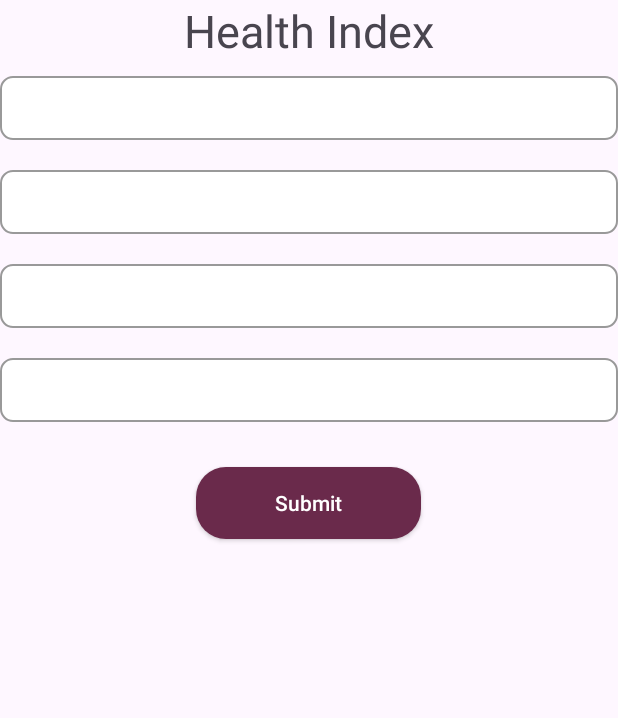
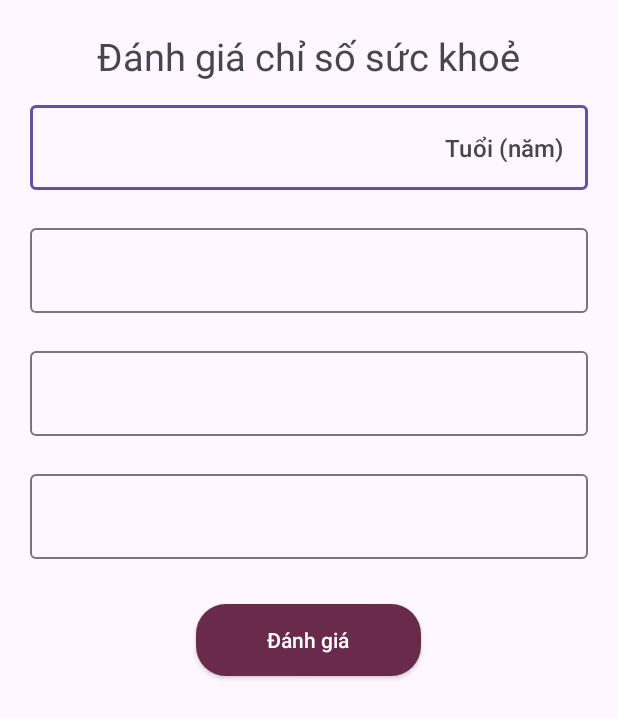
Before and after one commit to ds-kell/android-health-index, an Android app: the screen it shows after launch (MainActivity), on a phone screen of 412 x 824 dp. Shown: the top 718 px of the screen. Run offline under Robolectric (Android 15) with nearby library versions, the phone set to English and light mode, and no system bars; our stand-ins replace data binding; 1 statement that could not run was skipped.

Commit message:
ahihi nyc

```diff
--- a/app/src/main/java/vn/com/dsk/demo/base/health_index/ui/MainActivity.kt
+++ b/app/src/main/java/vn/com/dsk/demo/base/health_index/ui/MainActivity.kt
@@ -1,8 +1,10 @@
 package vn.com.dsk.demo.base.health_index.ui
 
+import android.content.Context
 import android.os.Bundle
 import android.util.Log
 import android.view.View
+import android.view.inputmethod.InputMethodManager
 import androidx.appcompat.app.AppCompatActivity
 import vn.com.dsk.demo.base.health_index.common.JsonReader
 import vn.com.dsk.demo.base.health_index.common.predict
@@ -18,29 +20,51 @@ class MainActivity : AppCompatActivity() {
             val jsonReader = JsonReader(this@MainActivity)
             val fileName = "model.json"
             val modelParameters = jsonReader.readJsonFromAssets(fileName)
+
+            ageInput.apply {
+                textLabel = "Tuổi của bạn"
+                textUnit = "Tuổi (năm)"
+                textHint = "Tuổi của bạn"
+            }
+            diastolicBloodPressureInput.apply {
+                textHint = "Huyết áp tâm trương"
+                textUnit = "mmHg"
+            }
+            systolicBloodPressureInput.apply {
+                textHint = "Huyết áp tâm thu"
+                textUnit = "mmHg"
+            }
+            bloodSugarInput.apply {
+                textHint = "Đường huyết khi đói"
+                textUnit = " mg/dL"
+            }
             if (modelParameters != null) {
                 btnSubmit.setOnClickListener {
-                    val input = listOf(listOf(59.0, 170.0, 85.0, 108.0))
-                    val X_test = transposeMatrix(input)
-                    val res = predict(
-                        X = X_test,
-                        parameters = modelParameters
-                    )
-                    val displayText = listOf(
-                        "X1: ${res.X1}",
-                        "X2: ${res.X2}",
-                        "X3: ${res.X3}",
-                        "Y1: ${res.Y1}",
-                        "Y2: ${res.Y2}",
-                        "Y3: ${res.Y3}"
-                    ).joinToString(" - ")
-                    txtResult.visibility = View.VISIBLE
-                    txtResult.text = displayText
-                    Log.d("kell-log", "$res")
+//                    val input = listOf(listOf(59.0, 170.0, 85.0, 108.0))
+//                    val X_test = transposeMatrix(input)
+//                    val res = predict(
+//                        X = X_test,
+//                        parameters = modelParameters
+//                    )
+                    txtHealthIndex.visibility = View.VISIBLE
+                    txtHealth.visibility = View.VISIBLE
+                    txtRecommendations.visibility = View.VISIBLE
+                    txtLabelRecommendations.visibility = View.VISIBLE
+                    txtHealth.text = "Tình trạng sức khoẻ của bạn: ${"Un Healthy"}"
+                    txtHealthIndex.text = "Chỉ số sức khoẻ: ${0.15}. Tương đương: ${1.5}/10"
+                    txtLabelRecommendations.text = "Lời khuyên*"
+                    txtRecommendations.text =
+                        "Bạn đang có sức khoẻ yếu. Bạn cần nhanh chóng tới cơ sở y tế khám và điều trị"
+//                    Log.d("kell-log", "$res")
+                    hideKeyboard()
                 }
             } else {
-                txtResult.text = "Not found model"
+                txtRecommendations.text = "Not found model"
             }
         }.root)
     }
-}
+
+    private fun hideKeyboard() {
+        val imm = getSystemService(Context.INPUT_METHOD_SERVICE) as InputMethodManager
+        imm.hideSoftInputFromWindow(currentFocus?.windowToken, 0)
+    }}
--- a/app/src/main/res/layout/activity_main.xml
+++ b/app/src/main/res/layout/activity_main.xml
@@ -1,31 +1,41 @@
 <?xml version="1.0" encoding="utf-8"?>
-<layout>
+<layout xmlns:android="http://schemas.android.com/apk/res/android">
 
-    <androidx.appcompat.widget.LinearLayoutCompat xmlns:android="http://schemas.android.com/apk/res/android"
+    <androidx.appcompat.widget.LinearLayoutCompat
         android:layout_width="match_parent"
         android:layout_height="match_parent"
-        android:layout_margin="@dimen/space_extra"
         android:orientation="vertical">
 
         <androidx.appcompat.widget.AppCompatTextView
             android:layout_width="wrap_content"
             android:layout_height="wrap_content"
             android:layout_gravity="center"
-            android:text="Health Index"
-            android:textSize="30sp" />
+            android:layout_marginTop="@dimen/space_large"
+            android:text="Đánh giá chỉ số sức khoẻ"
+            android:textSize="25sp" />
 
         <include
             android:id="@+id/age_input"
             layout="@layout/layout_input"
             android:layout_width="match_parent"
             android:layout_height="wrap_content"
+            android:layout_marginHorizontal="@dimen/space_large"
             android:layout_marginVertical="@dimen/space_medium" />
 
         <include
-            android:id="@+id/blood_pressure_input"
+            android:id="@+id/diastolic_blood_pressure_input"
             layout="@layout/layout_input"
             android:layout_width="match_parent"
             android:layout_height="wrap_content"
+            android:layout_marginHorizontal="@dimen/space_large"
+            android:layout_marginVertical="@dimen/space_medium" />
+
+        <include
+            android:id="@+id/systolic_blood_pressure_input"
+            layout="@layout/layout_input"
+            android:layout_width="match_parent"
+            android:layout_height="wrap_content"
+            android:layout_marginHorizontal="@dimen/space_large"
             android:layout_marginVertical="@dimen/space_medium" />
 
         <include
@@ -33,13 +43,7 @@
             layout="@layout/layout_input"
             android:layout_width="match_parent"
             android:layout_height="wrap_content"
-            android:layout_marginVertical="@dimen/space_medium" />
-
-        <include
-            android:id="@+id/heart_rate_input"
-            layout="@layout/layout_input"
-            android:layout_width="match_parent"
-            android:layout_height="wrap_content"
+            android:layout_marginHorizontal="@dimen/space_large"
             android:layout_marginVertical="@dimen/space_medium" />
 
         <androidx.appcompat.widget.AppCompatButton
@@ -47,16 +51,49 @@
             android:layout_width="150dp"
             android:layout_height="wrap_content"
             android:layout_gravity="center"
-            android:layout_marginTop="@dimen/space_large"
+            android:layout_marginVertical="@dimen/space_large"
             android:background="@drawable/bg_button"
-            android:text="Submit"
+            android:text="@string/label_submit"
             android:textAllCaps="false"
             android:textColor="@color/white" />
 
         <androidx.appcompat.widget.AppCompatTextView
-            android:id="@+id/txt_result"
+            android:id="@+id/txt_health"
             android:layout_width="match_parent"
             android:layout_height="wrap_content"
+            android:layout_marginHorizontal="@dimen/space_large"
+            android:layout_marginTop="@dimen/space_xmedium"
+            android:maxLines="1"
+            android:textSize="18sp"
+            android:visibility="gone" />
+
+        <androidx.appcompat.widget.AppCompatTextView
+            android:id="@+id/txt_health_index"
+            android:layout_width="match_parent"
+            android:layout_height="wrap_content"
+            android:layout_marginHorizontal="@dimen/space_large"
+            android:maxLines="1"
+            android:textSize="18sp"
+            android:visibility="gone" />
+
+        <androidx.appcompat.widget.AppCompatTextView
+            android:id="@+id/txt_label_recommendations"
+            android:layout_width="match_parent"
+            android:layout_height="wrap_content"
+            android:layout_marginHorizontal="@dimen/space_large"
+            android:layout_marginTop="@dimen/space_large"
+            android:maxLines="1"
+            android:textAllCaps="true"
+            android:textSize="22sp"
+            android:visibility="gone" />
+
+        <androidx.appcompat.widget.AppCompatTextView
+            android:id="@+id/txt_recommendations"
+            android:layout_width="match_parent"
+            android:layout_height="wrap_content"
+            android:layout_marginHorizontal="@dimen/space_large"
+            android:textColor="@color/red"
+            android:textSize="18sp"
             android:visibility="gone" />
 
     </androidx.appcompat.widget.LinearLayoutCompat>
--- a/app/src/main/res/layout/layout_input.xml
+++ b/app/src/main/res/layout/layout_input.xml
@@ -1,5 +1,6 @@
 <?xml version="1.0" encoding="utf-8"?>
 <layout xmlns:android="http://schemas.android.com/apk/res/android"
+    xmlns:app="http://schemas.android.com/apk/res-auto"
     xmlns:tools="http://schemas.android.com/tools">
 
     <data>
@@ -7,27 +8,34 @@
         <variable
             name="textHint"
             type="String" />
+
+        <variable
+            name="textUnit"
+            type="String" />
+
+        <variable
+            name="textLabel"
+            type="String" />
     </data>
 
     <androidx.appcompat.widget.LinearLayoutCompat
         android:layout_width="match_parent"
         android:layout_height="wrap_content"
-        android:paddingVertical="@dimen/space_xsmall"
-        android:layout_margin="@dimen/space_small"
-        android:background="@drawable/bg_border_gray">
+        android:orientation="vertical">
 
-        <androidx.appcompat.widget.AppCompatEditText
+        <com.google.android.material.textfield.TextInputLayout
+            android:id="@+id/edt_input"
             android:layout_width="match_parent"
             android:layout_height="wrap_content"
-            android:layout_marginHorizontal="@dimen/space_medium"
-            android:background="@drawable/bg_border_xsmall"
-            android:ellipsize="end"
             android:hint="@{textHint}"
-            android:inputType="number"
-            android:maxLines="1"
-            android:paddingVertical="@dimen/space_xsmall"
-            android:textColor="?colorOnSurface"
-            android:textSize="@dimen/font_medium"
-            tools:hint="Text hint" />
+            app:suffixText="@{textUnit}">
+
+            <com.google.android.material.textfield.TextInputEditText
+                android:layout_width="match_parent"
+                android:layout_height="wrap_content"
+                android:inputType="number" />
+
+        </com.google.android.material.textfield.TextInputLayout>
+
     </androidx.appcompat.widget.LinearLayoutCompat>
 </layout>
--- a/app/src/main/res/values/strings.xml
+++ b/app/src/main/res/values/strings.xml
@@ -1,3 +1,4 @@
 <resources>
     <string name="app_name">Health Index</string>
+    <string name="label_submit">Đánh giá</string>
 </resources>
```
Also changed, not shown: app/src/main/java/vn/com/dsk/demo/base/health_index/common/Fuzzy.kt (+81 -0 lines), app/src/main/java/vn/com/dsk/demo/base/health_index/common/Predict.kt (+43 -23 lines).
